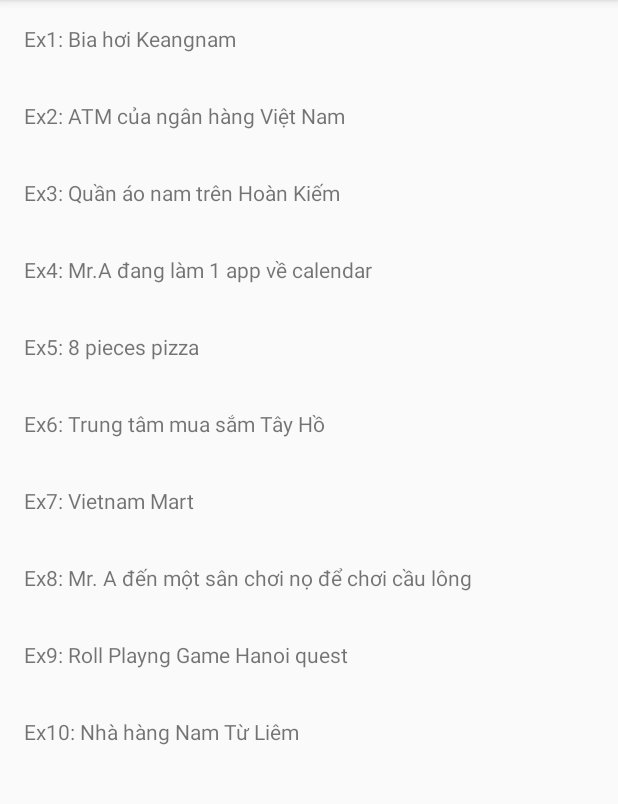
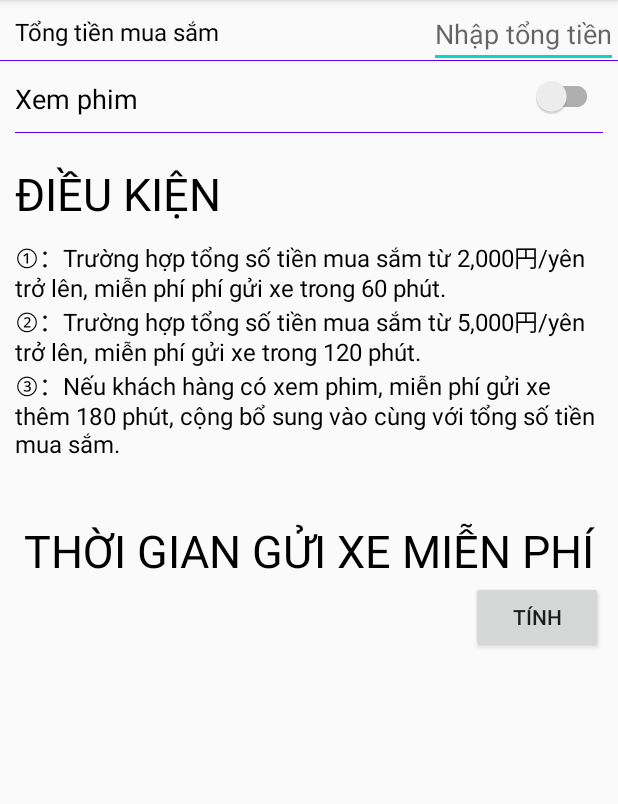
Before and after one commit to sun-unit-test-training/android-unit-test-training, an Android app: the screen it shows after launch (HomeActivity before the commit, ExerciseSixActivity after it), after a tap on "Ex6: Trung tâm mua sắm Tây Hồ", on a phone screen of 412 x 824 dp, the part 84-888 px from its top. Run offline under Robolectric (Android 15) with nearby library versions, the phone set to English and light mode, and no system bars; our stand-ins replace data binding.

Commit message:
Update ui

```diff
--- a/app/src/main/AndroidManifest.xml
+++ b/app/src/main/AndroidManifest.xml
@@ -20,6 +20,7 @@
             </intent-filter>
         </activity>
         <activity android:name=".ui.exercise_one.ExerciseOneActivity"/>
+        <activity android:name=".ui.excercise_six.ExerciseSixActivity"/>
         <activity android:name=".ui.exercise_seven.ExerciseSevenActivity"/>
         <activity android:name=".ui.exercise_nine.ExerciseNineActivity" />
     </application>
--- a/app/src/main/java/com.sun.training.ut/di/ViewModelModule.kt
+++ b/app/src/main/java/com.sun.training.ut/di/ViewModelModule.kt
@@ -1,6 +1,7 @@
 package com.sun.training.ut.di
 
 import com.sun.training.ut.ui.exercise_nine.ExerciseNineViewModel
+import com.sun.training.ut.ui.excercise_six.ExerciseSixViewModel
 import com.sun.training.ut.ui.exercise_one.ExerciseOneViewModel
 import com.sun.training.ut.ui.exercise_seven.ExerciseSevenViewModel
 import com.sun.training.ut.ui.home.HomeViewModel
@@ -14,6 +15,7 @@ import org.koin.dsl.module
 val viewModelModule = module {
     viewModel { HomeViewModel(get()) }
     viewModel { ExerciseOneViewModel() }
+    viewModel { ExerciseSixViewModel() }
     viewModel { ExerciseSevenViewModel() }
     viewModel { ExerciseNineViewModel() }
 }
--- /dev/null
+++ b/app/src/main/java/com.sun.training.ut/ui/excercise_six/ExerciseSixActivity.kt
@@ -0,0 +1,20 @@
+package com.sun.training.ut.ui.excercise_six
+
+import android.os.Bundle
+import com.sun.training.ut.BR
+import com.sun.training.ut.R
+import com.sun.training.ut.databinding.ActivityExerciseSixBinding
+import com.sun.training.ut.ui.base.BaseActivity
+import org.koin.android.viewmodel.ext.android.viewModel
+
+class ExerciseSixActivity : BaseActivity<ActivityExerciseSixBinding, ExerciseSixViewModel>() {
+
+    override val viewModel: ExerciseSixViewModel by viewModel()
+    override val bindingVariable = BR.viewModel
+    override val layoutId = R.layout.activity_exercise_six
+
+    override fun onCreate(savedInstanceState: Bundle?) {
+        super.onCreate(savedInstanceState)
+        viewBinding.lifecycleOwner = this
+    }
+}
--- /dev/null
+++ b/app/src/main/java/com.sun.training.ut/ui/excercise_six/ExerciseSixViewModel.kt
@@ -0,0 +1,57 @@
+package com.sun.training.ut.ui.excercise_six
+
+import androidx.lifecycle.MutableLiveData
+import com.sun.training.ut.ui.base.BaseViewModel
+
+const val FIRST_MONEY_POINT = 2000
+const val FIRST_FREE_TIME = 60
+const val SECOND_MONEY_POINT = 5000
+const val SECOND_FREE_TIME = 120
+const val WATCH_MOVIE_FREE_TIME = 180
+
+/**
+◎Exercise
+Tại trung tâm mua sắm "Tây Hồ", hiện đang cung cấp dịch vụ trông xe miễn phí trong một khoảng thời gian nhất định,
+tuỳ thuộc vào tổng số tiền mua sắm và việc khách hàng có xem phim tại trung tâm không.
+Các điều kiện được ghi ở bên dưới:
+---
+●Điều kiện tiên quyết：
+①：Trường hợp tổng số tiền mua sắm từ 2,000円/yên trở lên, miễn phí phí gửi xe trong 60 phút.
+②：Trường hợp tổng số tiền mua sắm từ 5,000円/yên trở lên, miễn phí gửi xe trong 120 phút.
+③：Nếu khách hàng có xem phim, miễn phí gửi xe thêm 180 phút, cộng bổ sung vào cùng với tổng số tiền mua sắm.
+ */
+class ExerciseSixViewModel : BaseViewModel() {
+
+    private var isWatchMovie = false
+
+    val totalPurchased = MutableLiveData<String>()
+    val freeParkingInMinute = MutableLiveData<String>()
+
+    fun calculateMinute() {
+        freeParkingInMinute.value = calculateFreeParkingMinute(
+            totalMoney = totalPurchased.value?.toIntOrNull() ?: 0,
+            watchMovie = isWatchMovie
+        ).toString()
+    }
+
+    fun onWatchMovieChecked(isChecked: Boolean) {
+        isWatchMovie = isChecked
+    }
+
+    /**
+     * calculate free parking minute from total purchased money and watch movie or not
+     * @param totalMoney total purchased money
+     * @param watchMovie flag detect watch movie or not
+     * @return free parking time in minute
+     */
+    fun calculateFreeParkingMinute(totalMoney: Int, watchMovie: Boolean): Int {
+        val freeTimeByTotalMoney = when {
+            totalMoney < FIRST_MONEY_POINT -> 0
+            totalMoney in FIRST_MONEY_POINT until SECOND_MONEY_POINT -> FIRST_FREE_TIME
+            // SECOND_MONEY_POINT <= totalMoney
+            else -> SECOND_FREE_TIME
+        }
+        return if (watchMovie) freeTimeByTotalMoney + WATCH_MOVIE_FREE_TIME else freeTimeByTotalMoney
+    }
+
+}
--- a/app/src/main/java/com.sun.training.ut/ui/home/HomeActivity.kt
+++ b/app/src/main/java/com.sun.training.ut/ui/home/HomeActivity.kt
@@ -8,6 +8,7 @@ import com.sun.training.ut.data.model.Exercise
 import com.sun.training.ut.databinding.ActivityHomeBinding
 import com.sun.training.ut.ui.base.BaseActivity
 import com.sun.training.ut.ui.exercise_nine.ExerciseNineActivity
+import com.sun.training.ut.ui.excercise_six.ExerciseSixActivity
 import com.sun.training.ut.ui.exercise_one.ExerciseOneActivity
 import com.sun.training.ut.ui.exercise_seven.ExerciseSevenActivity
 import org.koin.android.viewmodel.ext.android.viewModel
@@ -35,7 +36,7 @@ class HomeActivity : BaseActivity<ActivityHomeBinding, HomeViewModel>(), HomeIte
                     Exercise("Ex3: Quần áo nam trên Hoàn Kiếm", this@HomeActivity.javaClass),
                     Exercise("Ex4: Mr.A đang làm 1 app về calendar", this@HomeActivity.javaClass),
                     Exercise("Ex5: 8 pieces pizza", this@HomeActivity.javaClass),
-                    Exercise("Ex6: Trung tâm mua sắm Tây Hồ", this@HomeActivity.javaClass),
+                    Exercise("Ex6: Trung tâm mua sắm Tây Hồ", ExerciseSixActivity::class.java),
                     Exercise("Ex7: Vietnam Mart", ExerciseSevenActivity::class.java),
                     Exercise(
                         "Ex8: Mr. A đến một sân chơi nọ để chơi cầu lông",
--- /dev/null
+++ b/app/src/main/res/layout/activity_exercise_six.xml
@@ -0,0 +1,149 @@
+<?xml version="1.0" encoding="utf-8"?>
+<layout xmlns:android="http://schemas.android.com/apk/res/android"
+    xmlns:app="http://schemas.android.com/apk/res-auto"
+    xmlns:tools="http://schemas.android.com/tools">
+
+    <data>
+
+        <variable
+            name="viewModel"
+            type="com.sun.training.ut.ui.excercise_six.ExerciseSixViewModel" />
+    </data>
+
+    <androidx.constraintlayout.widget.ConstraintLayout
+        android:layout_width="match_parent"
+        android:layout_height="match_parent">
+
+        <TextView
+            android:id="@+id/text_total_purchased"
+            android:layout_width="0dp"
+            android:layout_height="wrap_content"
+            android:layout_margin="10dp"
+            android:text="@string/exercise_six_total_money"
+            android:textColor="@android:color/black"
+            android:textSize="16sp"
+            app:layout_constraintEnd_toStartOf="@id/edt_total_purchased"
+            app:layout_constraintStart_toStartOf="parent"
+            app:layout_constraintTop_toTopOf="parent" />
+
+        <androidx.appcompat.widget.AppCompatEditText
+            android:id="@+id/edt_total_purchased"
+            android:layout_width="0dp"
+            android:layout_height="wrap_content"
+            android:hint="@string/exercise_six_total_money_hint"
+            android:inputType="number"
+            android:maxLength="8"
+            android:text="@={ viewModel.totalPurchased }"
+            app:layout_constraintEnd_toEndOf="parent"
+            app:layout_constraintTop_toTopOf="parent" />
+
+        <View
+            android:id="@+id/view_underline"
+            android:layout_width="0dp"
+            android:layout_height="0.5dp"
+            android:layout_marginTop="40dp"
+            android:background="@color/colorPrimary"
+            app:layout_constraintEnd_toEndOf="parent"
+            app:layout_constraintStart_toStartOf="parent"
+            app:layout_constraintTop_toTopOf="parent" />
+
+        <TextView
+            android:id="@+id/text_watch_movie"
+            android:layout_width="0dp"
+            android:layout_height="wrap_content"
+            android:layout_margin="10dp"
+            android:text="@string/exercise_six_watch_movie"
+            android:textColor="@android:color/black"
+            android:textSize="18sp"
+            app:layout_constraintBottom_toTopOf="@id/view_underline_watch_movie"
+            app:layout_constraintEnd_toStartOf="@id/switch_voucher"
+            app:layout_constraintStart_toStartOf="parent"
+            app:layout_constraintTop_toBottomOf="@id/view_underline" />
+
+        <androidx.appcompat.widget.SwitchCompat
+            android:id="@+id/switch_voucher"
+            android:layout_width="wrap_content"
+            android:layout_height="wrap_content"
+            android:layout_margin="10dp"
+            android:onCheckedChanged="@{(v, isChecked) -> viewModel.onWatchMovieChecked(isChecked)}"
+            app:layout_constraintBottom_toTopOf="@id/view_underline_watch_movie"
+            app:layout_constraintEnd_toEndOf="parent"
+            app:layout_constraintTop_toBottomOf="@+id/view_underline" />
+
+        <View
+            android:id="@+id/view_underline_watch_movie"
+            android:layout_width="0dp"
+            android:layout_height="0.5dp"
+            android:layout_margin="10dp"
+            android:background="@color/colorPrimary"
+            app:layout_constraintEnd_toEndOf="parent"
+            app:layout_constraintStart_toStartOf="parent"
+            app:layout_constraintTop_toBottomOf="@id/text_watch_movie" />
+
+        <TextView
+            android:id="@+id/text_condition_header"
+            android:layout_width="wrap_content"
+            android:layout_height="wrap_content"
+            android:layout_marginStart="10dp"
+            android:layout_marginTop="20dp"
+            android:text="@string/header_condition"
+            android:textAllCaps="true"
+            android:textColor="@android:color/black"
+            android:textSize="30sp"
+            app:layout_constraintStart_toStartOf="parent"
+            app:layout_constraintTop_toBottomOf="@id/view_underline_watch_movie" />
+
+        <TextView
+            android:id="@+id/text_condition"
+            android:layout_width="0dp"
+            android:layout_height="wrap_content"
+            android:layout_margin="10dp"
+            android:text="@string/exercise_six_condition"
+            android:textColor="@android:color/black"
+            android:textSize="16sp"
+            app:layout_constraintEnd_toEndOf="parent"
+            app:layout_constraintStart_toStartOf="parent"
+            app:layout_constraintTop_toBottomOf="@id/text_condition_header" />
+
+        <androidx.appcompat.widget.AppCompatTextView
+            android:id="@+id/text_total_free_minute"
+            android:layout_width="wrap_content"
+            android:layout_height="wrap_content"
+            android:layout_marginStart="10dp"
+            android:layout_marginTop="40dp"
+            android:layout_marginEnd="10dp"
+            android:text="@string/exercise_six_free_parking_minute"
+            android:textAllCaps="true"
+            android:textColor="@android:color/black"
+            android:textSize="30sp"
+            app:layout_constraintEnd_toEndOf="parent"
+            app:layout_constraintStart_toStartOf="parent"
+            app:layout_constraintTop_toBottomOf="@id/text_condition" />
+
+        <androidx.appcompat.widget.AppCompatButton
+            android:id="@+id/button_calculate_free_minute"
+            android:layout_width="wrap_content"
+            android:layout_height="wrap_content"
+            android:layout_marginEnd="10dp"
+            android:onClick="@{() -> viewModel.calculateMinute()}"
+            android:text="@string/calculate"
+            app:layout_constraintEnd_toEndOf="parent"
+            app:layout_constraintTop_toBottomOf="@id/text_total_free_minute" />
+
+        <TextView
+            android:id="@+id/text_total_free_minute_value"
+            android:layout_width="wrap_content"
+            android:layout_height="wrap_content"
+            android:layout_marginStart="10dp"
+            android:text="@{ viewModel.freeParkingInMinute }"
+            android:textAllCaps="true"
+            android:textColor="@android:color/black"
+            android:textSize="30sp"
+            app:layout_constraintBottom_toBottomOf="parent"
+            app:layout_constraintStart_toStartOf="parent"
+            app:layout_constraintTop_toBottomOf="@id/text_total_free_minute"
+            app:layout_constraintVertical_bias="0"
+            tools:text="120" />
+
+    </androidx.constraintlayout.widget.ConstraintLayout>
+</layout>
--- a/app/src/main/res/values/strings.xml
+++ b/app/src/main/res/values/strings.xml
@@ -12,6 +12,13 @@
     <string name="use_voucher">Sử dụng voucher giảm giá:</string>
     <string name="total_beer">Nhập số cốc bia</string>
     <string name="name_beer">Số cốc bia đã uống:</string>
+
+    <!--    exercise six-->
+    <string name="exercise_six_total_money">Tổng tiền mua sắm</string>
+    <string name="exercise_six_total_money_hint">Nhập tổng tiền</string>
+    <string name="exercise_six_watch_movie">Xem phim</string>
+    <string name="exercise_six_free_parking_minute">Thời gian gửi xe miễn phí</string>
+    <string name="exercise_six_condition">①：Trường hợp tổng số tiền mua sắm từ 2,000円/yên trở lên, miễn phí phí gửi xe trong 60 phút.\n②：Trường hợp tổng số tiền mua sắm từ 5,000円/yên trở lên, miễn phí gửi xe trong 120 phút. \n③：Nếu khách hàng có xem phim, miễn phí gửi xe thêm 180 phút, cộng bổ sung vào cùng với tổng số tiền mua sắm.</string>
 
     <!--Text use for exercise 9-->
     <string name="magic_wand">Đũa phép</string>
```
Also changed, not shown: app/src/main/java/com.sun.training.ut/exercise/six/ExerciseSix.kt (deleted, +0 -29 lines), 2 other files.
